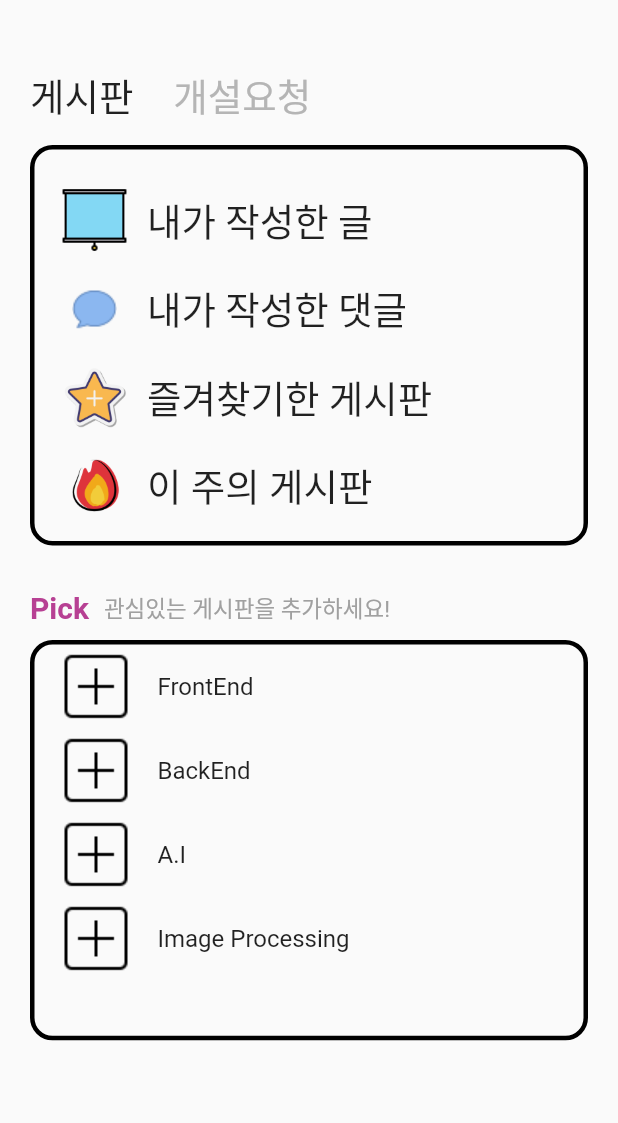
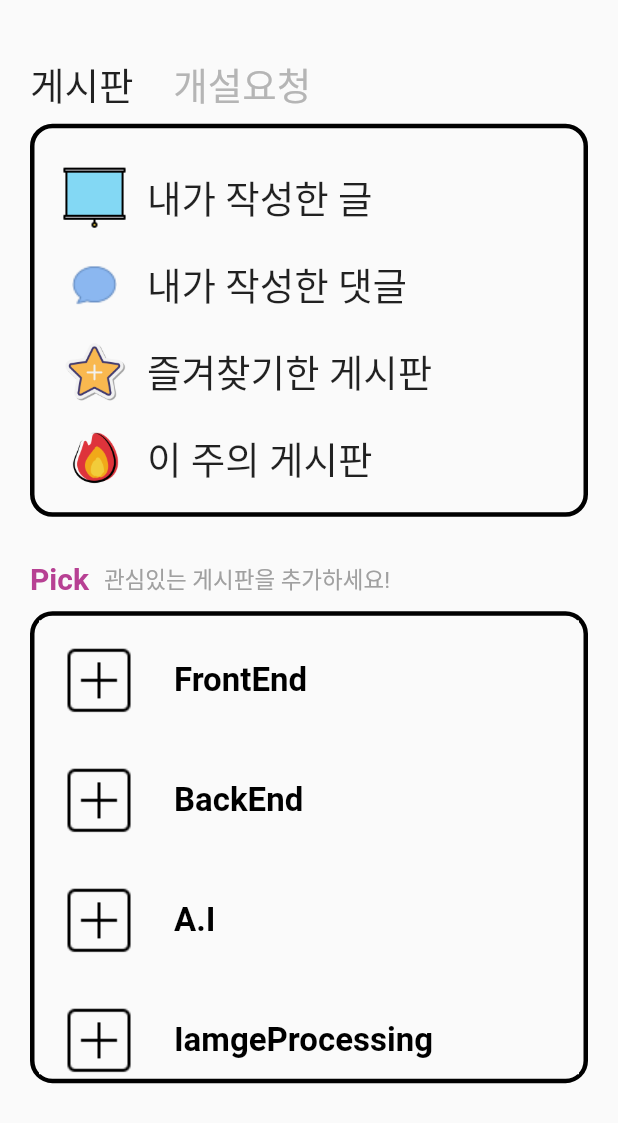
Before and after one commit to NKLCBJoin/Kimi-no-nakama-ni-naru, a Flutter app: the screen it shows after launch, on a phone screen of 412 x 824 dp. Shown: the top 1123 px of the screen. Run offline on Flutter 3.47's test engine with Material 2 defaults, Android fonts, the phone set to English and light mode, and no system bars.

Commit message:
리스트뷰_동적 처리 가능하도록
230411

```diff
--- a/app_flutter/lib/board_main.dart
+++ b/app_flutter/lib/board_main.dart
@@ -28,12 +28,13 @@ class Board_main extends StatelessWidget {
                       ),
                       Flexible(flex: 3, child: Container()),
                     ],
-                  ),flex: 1,
+                  ),
+                flex: 1,
               ),
 
               //내가 작성한 글, 댓글 + 즐겨찾기 + 핫게
               Flexible(
-                flex: 4,
+                flex: 5,
                 child: Container(
                   decoration: BoxDecoration(
                     border: Border.all(color: Colors.black, width: 3),
@@ -119,35 +120,18 @@ class Board_main extends StatelessWidget {
               //픽 게시판 목록
               //내가 작성한 글, 댓글 + 즐겨찾기 + 핫게
               Flexible(
-                flex: 4,
+                flex: 6,
                 child: Container(
                     decoration: BoxDecoration(
                         border: Border.all(color: Colors.black, width: 3),
                         borderRadius: BorderRadius.circular(15)),
 
-                    child: Container(
-                        child: ListView(
-                          children: [
-                            ListTile(
-                              leading: Image.asset('images/icons8-add-new-50.png', width: 50, height: 50,),
-                              title: Text('FrontEnd'),
-                            ),
-                            ListTile(
-                              leading: Image.asset('images/icons8-add-new-50.png', width: 50, height: 50,),
-                              title: Text('BackEnd'),
-                            ),
-                            ListTile(
-                              leading: Image.asset('images/icons8-add-new-50.png', width: 50, height: 50,),
-                              title: Text('A.I'),
-                            ),
-                            ListTile(
-                              leading: Image.asset('images/icons8-add-new-50.png', width: 50, height: 50,),
-                              title: Text('Image Processing'),
-                            ),
-
-                          ],
-                        )
-                      ),
+                    child: Padding(
+                      padding: const EdgeInsets.all(3.0),
+                      child: Container(
+                          child: ListViewPage()
+                        ),
+                    ),
                     )
                 ),
               //하단 네비게이션 바
@@ -162,3 +146,48 @@ class Board_main extends StatelessWidget {
     );
   }
 }
+
+class ListViewPage extends StatefulWidget {
+  const ListViewPage({Key? key}) : super(key: key);
+
+  @override
+  State<ListViewPage> createState() => _ListViewPageState();
+}
+
+class _ListViewPageState extends State<ListViewPage> {
+  //서버에서 가져올 분야 리스트
+  var Field = [
+    'FrontEnd',
+    'BackEnd',
+    'A.I',
+    'IamgeProcessing'
+  ];
+
+  var imageList = [
+    'images/icons8-add-new-50.png'
+  ];
+
+  @override
+  Widget build(BuildContext context) {
+    return Scaffold(
+      body: ListView.builder(
+          itemCount: Field.length,
+          itemBuilder: (context, index){
+            return Row(
+                  children: [
+                    SizedBox(
+                      width: 80,
+                      height: 80,
+                      child: Image.asset(imageList[0]),
+                    ),
+
+                    SizedBox(width: 10,),
+
+                    Text(Field[index], style: TextStyle(fontSize:  22, fontWeight: FontWeight.bold, color: Colors.black),)
+                  ],
+              );
+          },
+      ),
+    );
+  }
+}
```
